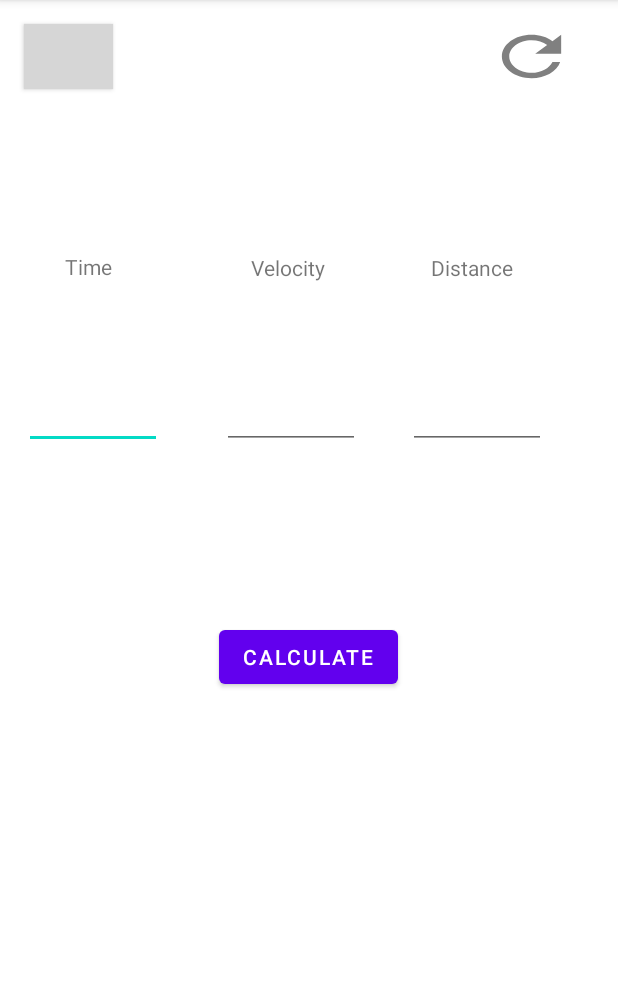
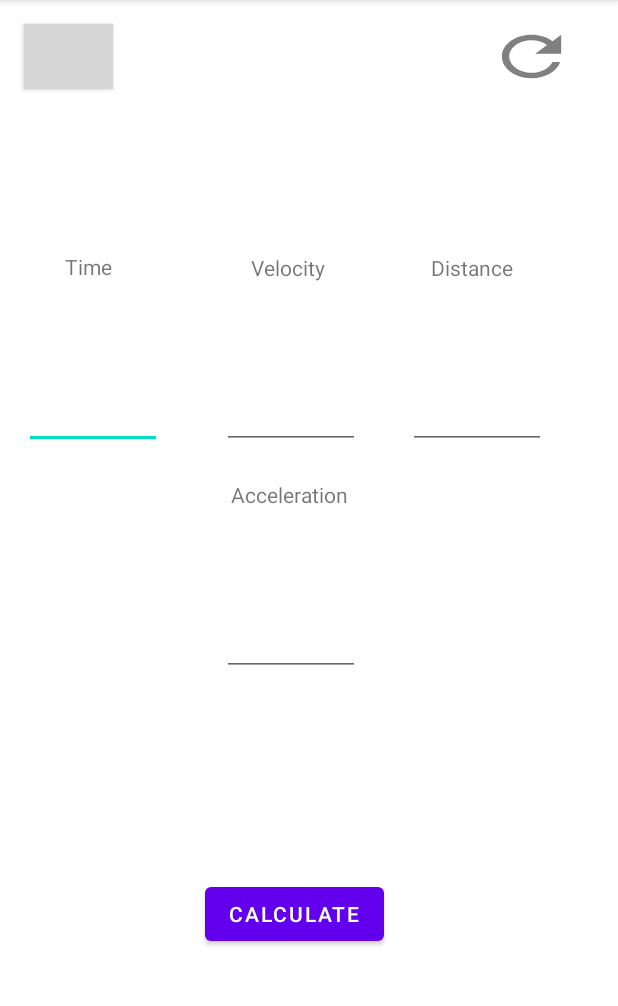
Before and after one commit to arnavnarain/PhysicsCalculator, an Android app: the formula1 screen opened directly, with no data from a screen before it, on a phone screen of 412 x 824 dp, the part 84-1090 px from its top. Run offline under Robolectric (Android 15) with nearby library versions, the phone set to English and light mode, and no system bars; grey boxes are pictures that could not be loaded.

Commit message:
Completed Formula1

```diff
--- a/app/src/main/java/com/discretesurvivors/physicscalculator/MainActivity.java
+++ b/app/src/main/java/com/discretesurvivors/physicscalculator/MainActivity.java
@@ -39,8 +39,8 @@ public class MainActivity extends AppCompatActivity {
         super.onCreate(savedInstanceState);
         setContentView(R.layout.activity_main);
 
-        String formulas[] = {"Velocity: Distance, Time", "vx^2",
-                "ω ", "k"};
+        String formulas[] = {"Velocity, Distance, Time", "vx^2",
+                "ω ", "k"}; //a
 
         formulasDisplay = (ListView) findViewById(R.id.editlist_view);
         inputSearch = (EditText) findViewById(R.id.itemSearch);
--- a/app/src/main/res/layout/activity_formula1.xml
+++ b/app/src/main/res/layout/activity_formula1.xml
@@ -58,6 +58,16 @@
         app:layout_constraintStart_toStartOf="parent"
         app:layout_constraintTop_toTopOf="parent" />
 
+    <EditText
+        android:id="@+id/editViewVelocity2"
+        android:layout_width="92dp"
+        android:layout_height="75dp"
+        android:layout_marginStart="148dp"
+        android:layout_marginTop="76dp"
+        android:inputType="number"
+        app:layout_constraintStart_toStartOf="parent"
+        app:layout_constraintTop_toBottomOf="@+id/editViewVelocity" />
+
     <Button
         android:id="@+id/button"
         android:layout_width="wrap_content"
@@ -66,10 +76,9 @@
         android:text="Calculate"
         app:layout_constraintBottom_toBottomOf="parent"
         app:layout_constraintEnd_toEndOf="parent"
-        app:layout_constraintHorizontal_bias="0.498"
+        app:layout_constraintHorizontal_bias="0.467"
         app:layout_constraintStart_toStartOf="parent"
-        app:layout_constraintTop_toBottomOf="@+id/editViewVelocity"
-        app:layout_constraintVertical_bias="0.273" />
+        app:layout_constraintTop_toBottomOf="@+id/editViewVelocity2" />
 
     <TextView
         android:id="@+id/textView2"
@@ -96,6 +105,17 @@
         app:layout_constraintVertical_bias="0.824" />
 
     <TextView
+        android:id="@+id/textView5"
+        android:layout_width="wrap_content"
+        android:layout_height="wrap_content"
+        android:layout_marginTop="320dp"
+        android:text="Acceleration"
+        app:layout_constraintEnd_toEndOf="parent"
+        app:layout_constraintHorizontal_bias="0.462"
+        app:layout_constraintStart_toStartOf="parent"
+        app:layout_constraintTop_toTopOf="parent" />
+
+    <TextView
         android:id="@+id/textView4"
         android:layout_width="wrap_content"
         android:layout_height="wrap_content"
```
